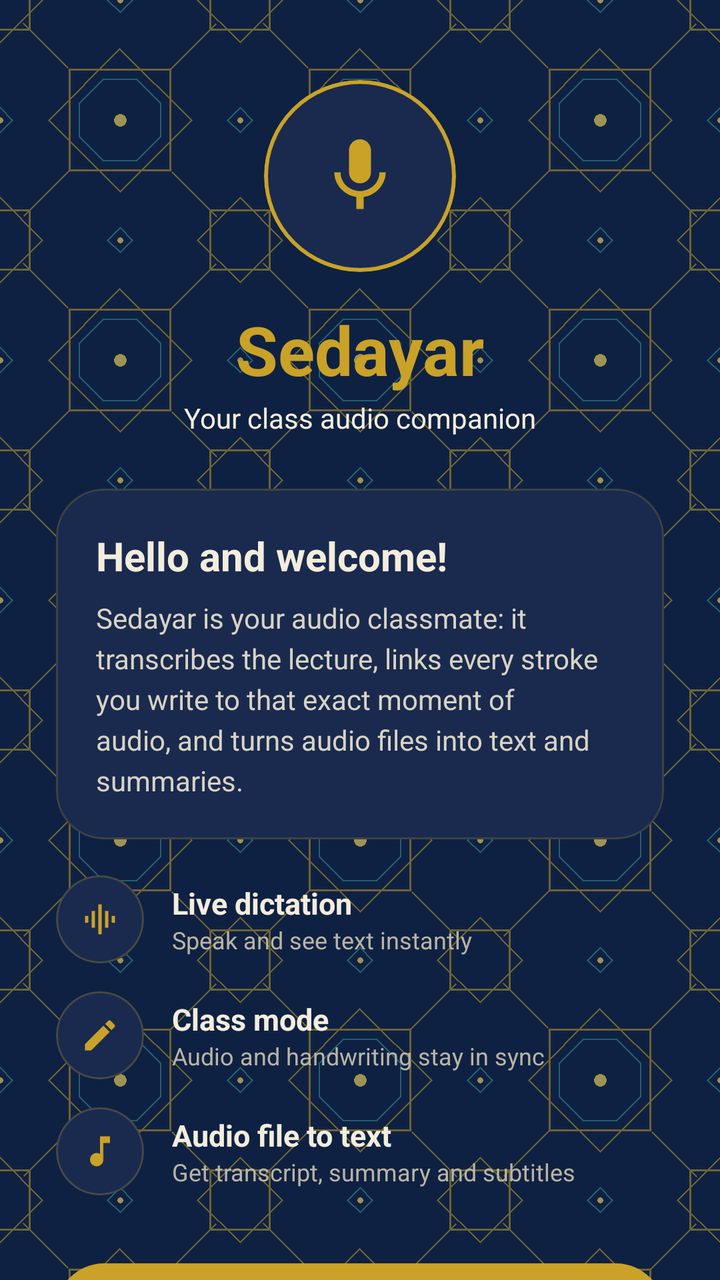
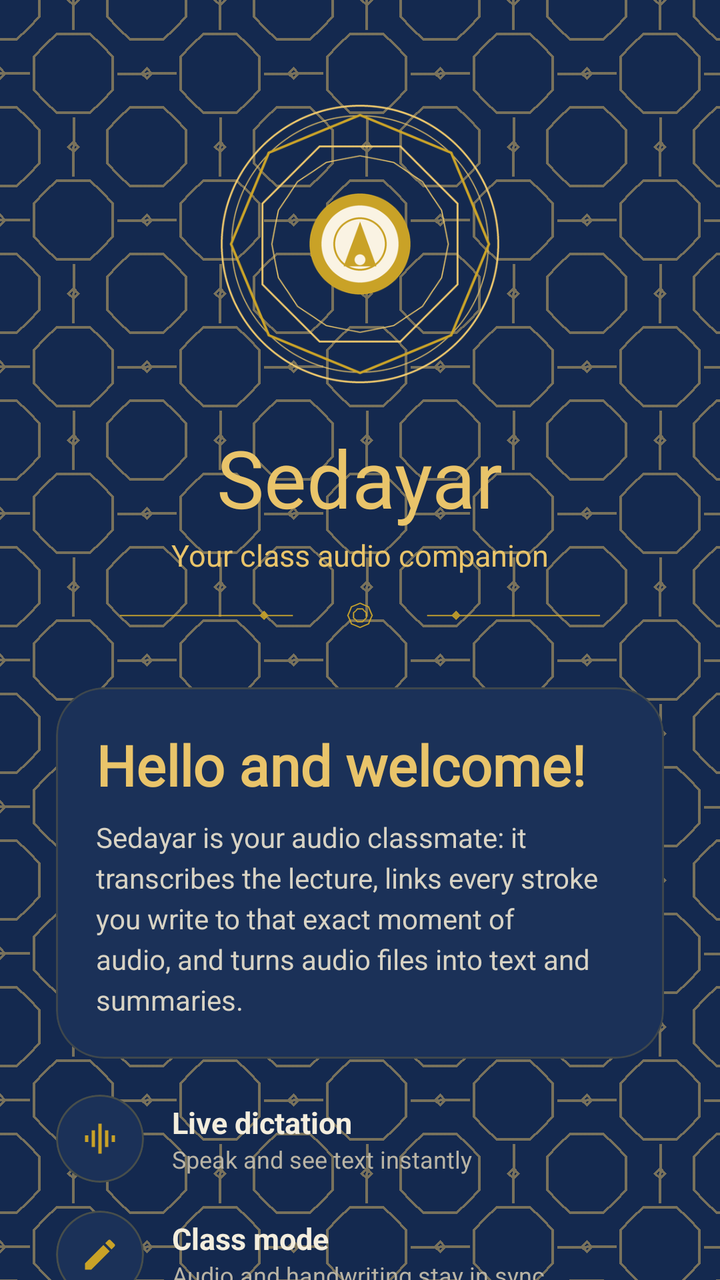

Screens rendered from an Android XML layout before and after an edit, with the pre-edit source and the edit as a unified diff.
<!-- AndroidManifest.xml: activity theme Theme.Sedayar -->
<!-- res/layout/activity_welcome.xml -->
<?xml version="1.0" encoding="utf-8"?>
<ScrollView xmlns:android="http://schemas.android.com/apk/res/android"
    xmlns:app="http://schemas.android.com/apk/res-auto"
    android:layout_width="match_parent"
    android:layout_height="match_parent"
    android:background="@drawable/bg_welcome"
    android:fillViewport="true"
    android:scrollbars="none">

    <LinearLayout
        android:layout_width="match_parent"
        android:layout_height="wrap_content"
        android:gravity="center_horizontal"
        android:orientation="vertical"
        android:paddingStart="28dp"
        android:paddingEnd="28dp"
        android:paddingTop="40dp"
        android:paddingBottom="24dp">

        
        <com.google.android.material.card.MaterialCardView
            android:layout_width="96dp"
            android:layout_height="96dp"
            android:layout_gravity="center_horizontal"
            app:cardBackgroundColor="@color/welcome_card"
            app:cardCornerRadius="48dp"
            app:cardElevation="0dp"
            app:strokeColor="@color/gold"
            app:strokeWidth="2dp">

            <ImageView
                android:layout_width="44dp"
                android:layout_height="44dp"
                android:layout_gravity="center"
                android:contentDescription="@string/app_name"
                android:src="@drawable/ic_mic"
                app:tint="@color/gold" />
        </com.google.android.material.card.MaterialCardView>

        <TextView
            android:layout_width="wrap_content"
            android:layout_height="wrap_content"
            android:layout_marginTop="16dp"
            android:text="@string/app_name"
            android:textColor="@color/gold"
            android:textSize="34sp"
            android:textStyle="bold" />

        <TextView
            android:layout_width="wrap_content"
            android:layout_height="wrap_content"
            android:layout_marginTop="2dp"
            android:text="@string/welcome_tagline"
            android:textColor="@color/cream_text"
            android:textSize="14sp" />

        
        <com.google.android.material.card.MaterialCardView
            android:layout_width="match_parent"
            android:layout_height="wrap_content"
            android:layout_marginTop="26dp"
            app:cardBackgroundColor="@color/welcome_card"
            app:cardCornerRadius="24dp"
            app:cardElevation="0dp"
            app:strokeColor="#33C9A227"
            app:strokeWidth="1dp">

            <LinearLayout
                android:layout_width="match_parent"
                android:layout_height="wrap_content"
                android:orientation="vertical"
                android:padding="20dp">

                <TextView
                    android:layout_width="wrap_content"
                    android:layout_height="wrap_content"
                    android:text="@string/welcome_greeting"
                    android:textColor="@color/cream_text"
                    android:textSize="20sp"
                    android:textStyle="bold" />

                <TextView
                    android:layout_width="match_parent"
                    android:layout_height="wrap_content"
                    android:layout_marginTop="8dp"
                    android:lineSpacingExtra="4dp"
                    android:text="@string/welcome_body"
                    android:textColor="#D8D3C4"
                    android:textSize="14sp" />
            </LinearLayout>
        </com.google.android.material.card.MaterialCardView>

        
        <LinearLayout
            android:layout_width="match_parent"
            android:layout_height="wrap_content"
            android:layout_marginTop="18dp"
            android:gravity="center_vertical"
            android:orientation="horizontal">

            <com.google.android.material.card.MaterialCardView
                android:layout_width="44dp"
                android:layout_height="44dp"
                app:cardBackgroundColor="@color/welcome_card"
                app:cardCornerRadius="22dp"
                app:cardElevation="0dp"
                app:strokeColor="#40C9A227"
                app:strokeWidth="1dp">

                <ImageView
                    android:layout_width="20dp"
                    android:layout_height="20dp"
                    android:layout_gravity="center"
                    android:contentDescription="@string/welcome_feat_live"
                    android:src="@drawable/ic_audio"
                    app:tint="@color/gold" />
            </com.google.android.material.card.MaterialCardView>

            <LinearLayout
                android:layout_width="0dp"
                android:layout_height="wrap_content"
                android:layout_marginStart="14dp"
                android:layout_weight="1"
                android:orientation="vertical">

                <TextView
                    android:layout_width="wrap_content"
                    android:layout_height="wrap_content"
                    android:text="@string/welcome_feat_live"
                    android:textColor="@color/cream_text"
                    android:textSize="15sp"
                    android:textStyle="bold" />

                <TextView
                    android:layout_width="wrap_content"
                    android:layout_height="wrap_content"
                    android:text="@string/welcome_feat_live_desc"
                    android:textColor="#B9B4A5"
                    android:textSize="12sp" />
            </LinearLayout>
        </LinearLayout>

        
        <LinearLayout
            android:layout_width="match_parent"
            android:layout_height="wrap_content"
            android:layout_marginTop="14dp"
            android:gravity="center_vertical"
            android:orientation="horizontal">

            <com.google.android.material.card.MaterialCardView
                android:layout_width="44dp"
                android:layout_height="44dp"
                app:cardBackgroundColor="@color/welcome_card"
                app:cardCornerRadius="22dp"
                app:cardElevation="0dp"
                app:strokeColor="#40C9A227"
                app:strokeWidth="1dp">

                <ImageView
                    android:layout_width="20dp"
                    android:layout_height="20dp"
                    android:layout_gravity="center"
                    android:contentDescription="@string/welcome_feat_class"
                    android:src="@drawable/ic_brush"
                    app:tint="@color/gold" />
            </com.google.android.material.card.MaterialCardView>

            <LinearLayout
                android:layout_width="0dp"
                android:layout_height="wrap_content"
                android:layout_marginStart="14dp"
                android:layout_weight="1"
                android:orientation="vertical">

                <TextView
                    android:layout_width="wrap_content"
                    android:layout_height="wrap_content"
                    android:text="@string/welcome_feat_class"
                    android:textColor="@color/cream_text"
                    android:textSize="15sp"
                    android:textStyle="bold" />

                <TextView
                    android:layout_width="wrap_content"
                    android:layout_height="wrap_content"
                    android:text="@string/welcome_feat_class_desc"
                    android:textColor="#B9B4A5"
                    android:textSize="12sp" />
            </LinearLayout>
        </LinearLayout>

        
        <LinearLayout
            android:layout_width="match_parent"
            android:layout_height="wrap_content"
            android:layout_marginTop="14dp"
            android:gravity="center_vertical"
            android:orientation="horizontal">

            <com.google.android.material.card.MaterialCardView
                android:layout_width="44dp"
                android:layout_height="44dp"
                app:cardBackgroundColor="@color/welcome_card"
                app:cardCornerRadius="22dp"
                app:cardElevation="0dp"
                app:strokeColor="#40C9A227"
                app:strokeWidth="1dp">

                <ImageView
                    android:layout_width="20dp"
                    android:layout_height="20dp"
                    android:layout_gravity="center"
                    android:contentDescription="@string/welcome_feat_file"
                    android:src="@drawable/ic_music"
                    app:tint="@color/gold" />
            </com.google.android.material.card.MaterialCardView>

            <LinearLayout
                android:layout_width="0dp"
                android:layout_height="wrap_content"
                android:layout_marginStart="14dp"
                android:layout_weight="1"
                android:orientation="vertical">

                <TextView
                    android:layout_width="wrap_content"
                    android:layout_height="wrap_content"
                    android:text="@string/welcome_feat_file"
                    android:textColor="@color/cream_text"
                    android:textSize="15sp"
                    android:textStyle="bold" />

                <TextView
                    android:layout_width="wrap_content"
                    android:layout_height="wrap_content"
                    android:text="@string/welcome_feat_file_desc"
                    android:textColor="#B9B4A5"
                    android:textSize="12sp" />
            </LinearLayout>
        </LinearLayout>

        <Space
            android:layout_width="1dp"
            android:layout_height="0dp"
            android:layout_weight="1" />

        <com.google.android.material.button.MaterialButton
            android:id="@+id/btn_start"
            android:layout_width="match_parent"
            android:layout_height="56dp"
            android:layout_marginTop="30dp"
            android:text="@string/welcome_start"
            android:textColor="@color/on_gold"
            android:textSize="16sp"
            android:textStyle="bold"
            app:backgroundTint="@color/gold"
            app:cornerRadius="28dp" />

        <TextView
            android:layout_width="wrap_content"
            android:layout_height="wrap_content"
            android:layout_gravity="center_horizontal"
            android:layout_marginTop="14dp"
            android:alpha="0.55"
            android:text="@string/welcome_tagline"
            android:textColor="@color/cream_text"
            android:textSize="11sp" />
    </LinearLayout>
</ScrollView>
<!-- resources referenced by this layout -->
<resources>
  <color name="cream_text">#F3EDDD</color>
  <color name="gold">#C9A227</color>
  <color name="on_gold">#221B04</color>
  <color name="welcome_card">#1A2A4E</color>
  <!-- drawable bg_welcome (drawable) -->
  <?xml version="1.0" encoding="utf-8"?>
  <layer-list xmlns:android="http://schemas.android.com/apk/res/android">
      <item android:drawable="@color/lapis" />
      <item>
          <bitmap
              android:src="@drawable/pattern_lapis"
              android:tileMode="repeat" />
      </item>
  </layer-list>
  <!-- drawable ic_audio (drawable) -->
  <?xml version="1.0" encoding="utf-8"?>
  <vector xmlns:android="http://schemas.android.com/apk/res/android"
      android:width="24dp" android:height="24dp"
      android:viewportWidth="24" android:viewportHeight="24">
      <path android:fillColor="@android:color/white"
          android:pathData="M3,10v4h2v-4H3zM7,7v10h2V7H7zM11,3v18h2V3H11zM15,7v10h2V7H15zM19,10v4h2v-4H19z" />
  </vector>
  <!-- drawable ic_mic (drawable) -->
  <?xml version="1.0" encoding="utf-8"?>
  <vector xmlns:android="http://schemas.android.com/apk/res/android"
      android:width="24dp"
      android:height="24dp"
      android:viewportWidth="24"
      android:viewportHeight="24">
      <path
          android:fillColor="#FFFFFFFF"
          android:pathData="M12,14c1.66,0 2.99,-1.34 2.99,-3L15,5c0,-1.66 -1.34,-3 -3,-3S9,3.34 9,5v6c0,1.66 1.34,3 3,3zM17.3,11c0,3 -2.54,5.1 -5.3,5.1S6.7,14 6.7,11L5,11c0,3.41 2.72,6.23 6,6.72L11,21h2v-3.28c3.28,-0.48 6,-3.3 6,-6.72h-1.7z" />
  </vector>
  <string name="app_name">Sedayar</string>
  <string name="welcome_body">Sedayar is your audio classmate: it transcribes the lecture, links every stroke you write to that exact moment of audio, and turns audio files into text and summaries.</string>
  <string name="welcome_feat_class">Class mode</string>
  <string name="welcome_feat_class_desc">Audio and handwriting stay in sync</string>
  <string name="welcome_feat_file">Audio file to text</string>
  <string name="welcome_feat_file_desc">Get transcript, summary and subtitles</string>
  <string name="welcome_feat_live">Live dictation</string>
  <string name="welcome_feat_live_desc">Speak and see text instantly</string>
  <string name="welcome_greeting">Hello and welcome!</string>
  <string name="welcome_start">Start Sedayar</string>
  <string name="welcome_tagline">Your class audio companion</string>
  <style name="Theme.Sedayar" parent="Theme.Material3.Light.NoActionBar">
          <item name="colorPrimary">@color/primary</item>
          <item name="colorOnPrimary">@color/on_primary</item>
          <item name="colorPrimaryContainer">@color/primary_container</item>
          <item name="colorOnPrimaryContainer">@color/on_primary_container</item>
          <item name="android:colorBackground">@color/paper</item>
          <item name="colorSurface">@color/surface</item>
          <item name="colorOnSurface">@color/text_primary</item>
          <item name="colorOnSurfaceVariant">@color/text_secondary</item>
          <item name="colorOutline">@color/stroke</item>
          <item name="colorSecondary">@color/gold</item>
          <item name="android:statusBarColor">@color/lapis</item>
          <item name="android:windowLightStatusBar">false</item>
          <item name="fontFamily">@font/vazirmatn</item>
          <item name="android:fontFamily">@font/vazirmatn</item>
      </style>
  <color name="lapis">#0F2142</color>
  <!-- drawable pattern_lapis: png bitmap (drawable-nodpi, 5058 bytes) -->
  <color name="primary">#0F7B84</color>
  <color name="on_primary">#FFFFFF</color>
  <color name="primary_container">#D8F0F0</color>
  <color name="on_primary_container">#084C52</color>
  <color name="paper">#FAF6EE</color>
  <color name="surface">#FFFFFF</color>
  <color name="text_primary">#232A33</color>
  <color name="text_secondary">#6E7480</color>
  <color name="stroke">#E8E1D2</color>
  <!-- unchanged entries left out for length: 2 -->
</resources>

<!-- the commit's change to res/layout/activity_welcome.xml (unified diff, before → after) -->
@@ -18,41 +18,38 @@
         android:paddingBottom="24dp">
 
         
-        <com.google.android.material.card.MaterialCardView
-            android:layout_width="96dp"
-            android:layout_height="96dp"
+        <ImageView
+            android:layout_width="148dp"
+            android:layout_height="148dp"
             android:layout_gravity="center_horizontal"
-            app:cardBackgroundColor="@color/welcome_card"
-            app:cardCornerRadius="48dp"
-            app:cardElevation="0dp"
-            app:strokeColor="@color/gold"
-            app:strokeWidth="2dp">
-
-            <ImageView
-                android:layout_width="44dp"
-                android:layout_height="44dp"
-                android:layout_gravity="center"
-                android:contentDescription="@string/app_name"
-                android:src="@drawable/ic_mic"
-                app:tint="@color/gold" />
-        </com.google.android.material.card.MaterialCardView>
+            android:layout_marginTop="8dp"
+            android:contentDescription="@string/app_name"
+            android:src="@drawable/shamseh" />
 
         <TextView
             android:layout_width="wrap_content"
             android:layout_height="wrap_content"
             android:layout_marginTop="16dp"
             android:text="@string/app_name"
-            android:textColor="@color/gold"
-            android:textSize="34sp"
-            android:textStyle="bold" />
+            android:textAppearance="@style/TextAppearance.Sedayar.Display"
+            android:textColor="@color/gold_bright"
+            android:textSize="40sp" />
 
         <TextView
             android:layout_width="wrap_content"
             android:layout_height="wrap_content"
             android:layout_marginTop="2dp"
             android:text="@string/welcome_tagline"
-            android:textColor="@color/cream_text"
-            android:textSize="14sp" />
+            android:textColor="@color/gold_bright"
+            android:textSize="15sp" />
+
+        <ImageView
+            android:layout_width="240dp"
+            android:layout_height="20dp"
+            android:layout_marginTop="10dp"
+            android:alpha="0.9"
+            android:contentDescription="@string/app_name"
+            android:src="@drawable/ornament_row" />
 
         
         <com.google.android.material.card.MaterialCardView
@@ -75,8 +72,8 @@
                     android:layout_width="wrap_content"
                     android:layout_height="wrap_content"
                     android:text="@string/welcome_greeting"
-                    android:textColor="@color/cream_text"
-                    android:textSize="20sp"
+                    android:textColor="@color/gold_bright"
+                    android:textAppearance="@style/TextAppearance.Sedayar.Display"
                     android:textStyle="bold" />
 
                 <TextView
<!-- resource entries referenced after the edit -->
@@ -2,8 +2,9 @@
 <resources>
   <color name="cream_text">#F3EDDD</color>
   <color name="gold">#C9A227</color>
+  <color name="gold_bright">#E9C46A</color>
   <color name="on_gold">#221B04</color>
-  <color name="welcome_card">#1A2A4E</color>
+  <color name="welcome_card">#1B3158</color>
   <!-- drawable bg_welcome (drawable) -->
   <?xml version="1.0" encoding="utf-8"?>
   <layer-list xmlns:android="http://schemas.android.com/apk/res/android">
@@ -22,17 +23,8 @@
       <path android:fillColor="@android:color/white"
           android:pathData="M3,10v4h2v-4H3zM7,7v10h2V7H7zM11,3v18h2V3H11zM15,7v10h2V7H15zM19,10v4h2v-4H19z" />
   </vector>
-  <!-- drawable ic_mic (drawable) -->
-  <?xml version="1.0" encoding="utf-8"?>
-  <vector xmlns:android="http://schemas.android.com/apk/res/android"
-      android:width="24dp"
-      android:height="24dp"
-      android:viewportWidth="24"
-      android:viewportHeight="24">
-      <path
-          android:fillColor="#FFFFFFFF"
-          android:pathData="M12,14c1.66,0 2.99,-1.34 2.99,-3L15,5c0,-1.66 -1.34,-3 -3,-3S9,3.34 9,5v6c0,1.66 1.34,3 3,3zM17.3,11c0,3 -2.54,5.1 -5.3,5.1S6.7,14 6.7,11L5,11c0,3.41 2.72,6.23 6,6.72L11,21h2v-3.28c3.28,-0.48 6,-3.3 6,-6.72h-1.7z" />
-  </vector>
+  <!-- drawable ornament_row: png bitmap (drawable-nodpi, 4651 bytes) -->
+  <!-- drawable shamseh: png bitmap (drawable-nodpi, 101052 bytes) -->
   <string name="app_name">Sedayar</string>
   <string name="welcome_body">Sedayar is your audio classmate: it transcribes the lecture, links every stroke you write to that exact moment of audio, and turns audio files into text and summaries.</string>
   <string name="welcome_feat_class">Class mode</string>
@@ -44,6 +36,12 @@
   <string name="welcome_greeting">Hello and welcome!</string>
   <string name="welcome_start">Start Sedayar</string>
   <string name="welcome_tagline">Your class audio companion</string>
+  <style name="TextAppearance.Sedayar.Display" parent="TextAppearance.Material3.HeadlineMedium">
+          <item name="fontFamily">@font/lalezar</item>
+          <item name="android:fontFamily">@font/lalezar</item>
+          <item name="android:textStyle">normal</item>
+          <item name="lineHeight">36sp</item>
+      </style>
   <style name="Theme.Sedayar" parent="Theme.Material3.Light.NoActionBar">
           <item name="colorPrimary">@color/primary</item>
           <item name="colorOnPrimary">@color/on_primary</item>
@@ -55,22 +53,24 @@
           <item name="colorOnSurfaceVariant">@color/text_secondary</item>
           <item name="colorOutline">@color/stroke</item>
           <item name="colorSecondary">@color/gold</item>
+          <item name="colorSecondaryContainer">@color/turquoise_container</item>
           <item name="android:statusBarColor">@color/lapis</item>
           <item name="android:windowLightStatusBar">false</item>
           <item name="fontFamily">@font/vazirmatn</item>
           <item name="android:fontFamily">@font/vazirmatn</item>
       </style>
-  <color name="lapis">#0F2142</color>
-  <!-- drawable pattern_lapis: png bitmap (drawable-nodpi, 5058 bytes) -->
-  <color name="primary">#0F7B84</color>
-  <color name="on_primary">#FFFFFF</color>
-  <color name="primary_container">#D8F0F0</color>
-  <color name="on_primary_container">#084C52</color>
-  <color name="paper">#FAF6EE</color>
-  <color name="surface">#FFFFFF</color>
-  <color name="text_primary">#232A33</color>
-  <color name="text_secondary">#6E7480</color>
-  <color name="stroke">#E8E1D2</color>
+  <color name="lapis">#14294F</color>
+  <!-- drawable pattern_lapis: png bitmap (drawable-nodpi, 1921 bytes) -->
+  <color name="primary">#1D3A6D</color>
+  <color name="on_primary">#F5EEDC</color>
+  <color name="primary_container">#DCE4F2</color>
+  <color name="on_primary_container">#122A55</color>
+  <color name="paper">#F6EFDE</color>
+  <color name="surface">#FFFDF4</color>
+  <color name="text_primary">#26251E</color>
+  <color name="text_secondary">#77705C</color>
+  <color name="stroke">#E3D9C0</color>
+  <color name="turquoise_container">#D3ECEA</color>
   <!-- unchanged entries left out for length: 2 -->
 </resources>
 
